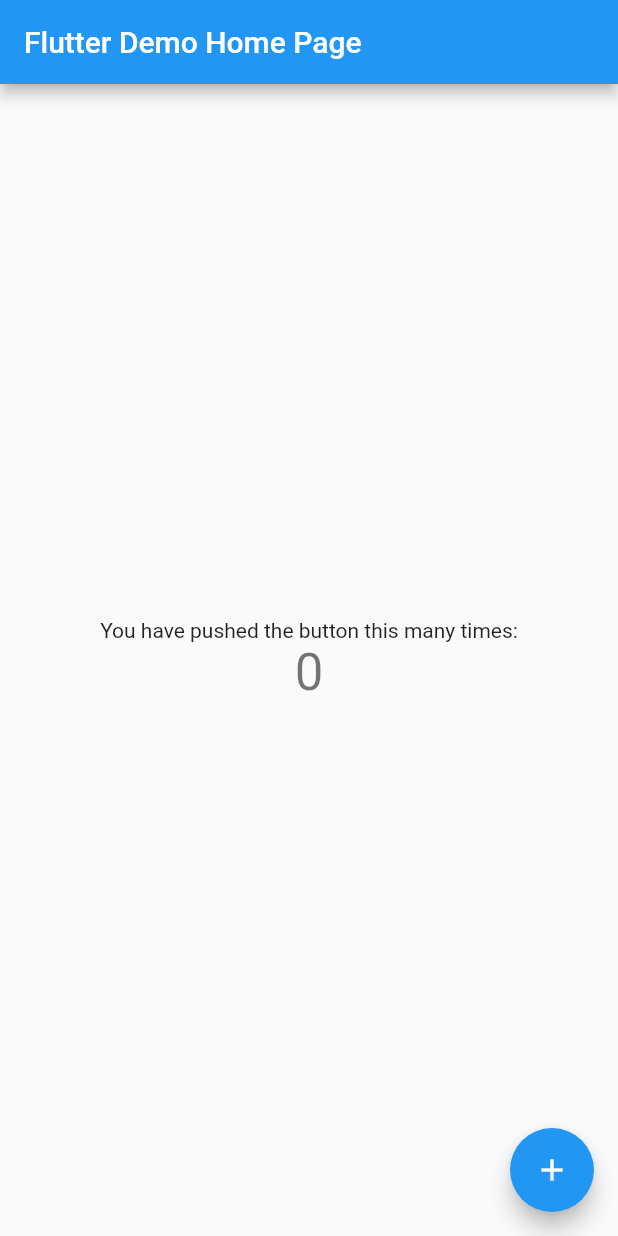
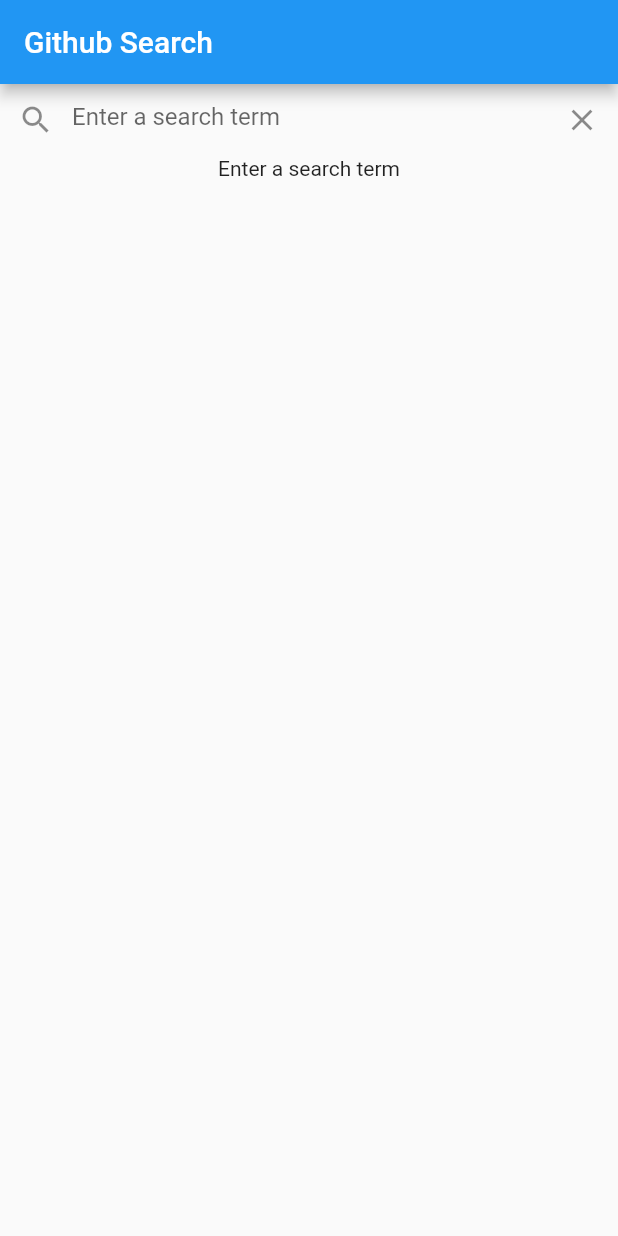
Before and after one commit to MishaAkram/flutter_github_search, a Flutter app: the screen it shows after launch, on a phone screen of 412 x 824 dp. Run offline on Flutter 3.47's test engine with Material 2 defaults, Android fonts, the phone set to English and light mode, and no system bars; our stand-ins replace bloc, equatable, flutter_bloc, stream_transform.

Commit message:
flutter github search complete code added

```diff
--- a/flutter_github_search/lib/main.dart
+++ b/flutter_github_search/lib/main.dart
@@ -1,115 +1,33 @@
 import 'package:flutter/material.dart';
+import 'package:flutter_bloc/flutter_bloc.dart';
+import 'package:common_github_search/common_github_search.dart';
+import 'package:flutter_github_search/search_form.dart';
 
 void main() {
-  runApp(const MyApp());
+  final GithubCache cache = GithubCache();
+  final GithubClient client = GithubClient();
+  final GithubRepository githubRepository =
+      GithubRepository(client: client, cache: cache);
+
+  runApp(App(githubRepository: githubRepository));
 }
 
-class MyApp extends StatelessWidget {
-  const MyApp({super.key});
+class App extends StatelessWidget {
+  const App({Key? key, required this.githubRepository}) : super(key: key);
 
-  // This widget is the root of your application.
+  final GithubRepository githubRepository;
+
   @override
   Widget build(BuildContext context) {
     return MaterialApp(
-      title: 'Flutter Demo',
-      theme: ThemeData(
-        // This is the theme of your application.
-        //
-        // Try running your application with "flutter run". You'll see the
-        // application has a blue toolbar. Then, without quitting the app, try
-        // changing the primarySwatch below to Colors.green and then invoke
-        // "hot reload" (press "r" in the console where you ran "flutter run",
-        // or simply save your changes to "hot reload" in a Flutter IDE).
-        // Notice that the counter didn't reset back to zero; the application
-        // is not restarted.
-        primarySwatch: Colors.blue,
+      title: 'Github Search',
+      home: Scaffold(
+        appBar: AppBar(title: const Text('Github Search')),
+        body: BlocProvider(
+          create: (_) => GithubSearchBloc(githubRepository: githubRepository),
+          child: SearchForm(),
+        ),
       ),
-      home: const MyHomePage(title: 'Flutter Demo Home Page'),
     );
   }
 }
-
-class MyHomePage extends StatefulWidget {
-  const MyHomePage({super.key, required this.title});
-
-  // This widget is the home page of your application. It is stateful, meaning
-  // that it has a State object (defined below) that contains fields that affect
-  // how it looks.
-
-  // This class is the configuration for the state. It holds the values (in this
-  // case the title) provided by the parent (in this case the App widget) and
-  // used by the build method of the State. Fields in a Widget subclass are
-  // always marked "final".
-
-  final String title;
-
-  @override
-  State<MyHomePage> createState() => _MyHomePageState();
-}
-
-class _MyHomePageState extends State<MyHomePage> {
-  int _counter = 0;
-
-  void _incrementCounter() {
-    setState(() {
-      // This call to setState tells the Flutter framework that something has
-      // changed in this State, which causes it to rerun the build method below
-      // so that the display can reflect the updated values. If we changed
-      // _counter without calling setState(), then the build method would not be
-      // called again, and so nothing would appear to happen.
-      _counter++;
-    });
-  }
-
-  @override
-  Widget build(BuildContext context) {
-    // This method is rerun every time setState is called, for instance as done
-    // by the _incrementCounter method above.
-    //
-    // The Flutter framework has been optimized to make rerunning build methods
-    // fast, so that you can just rebuild anything that needs updating rather
-    // than having to individually change instances of widgets.
-    return Scaffold(
-      appBar: AppBar(
-        // Here we take the value from the MyHomePage object that was created by
-        // the App.build method, and use it to set our appbar title.
-        title: Text(widget.title),
-      ),
-      body: Center(
-        // Center is a layout widget. It takes a single child and positions it
-        // in the middle of the parent.
-        child: Column(
-          // Column is also a layout widget. It takes a list of children and
-          // arranges them vertically. By default, it sizes itself to fit its
-          // children horizontally, and tries to be as tall as its parent.
-          //
-          // Invoke "debug painting" (press "p" in the console, choose the
-          // "Toggle Debug Paint" action from the Flutter Inspector in Android
-          // Studio, or the "Toggle Debug Paint" command in Visual Studio Code)
-          // to see the wireframe for each widget.
-          //
-          // Column has various properties to control how it sizes itself and
-          // how it positions its children. Here we use mainAxisAlignment to
-          // center the children vertically; the main axis here is the vertical
-          // axis because Columns are vertical (the cross axis would be
-          // horizontal).
-          mainAxisAlignment: MainAxisAlignment.center,
-          children: <Widget>[
-            const Text(
-              'You have pushed the button this many times:',
-            ),
-            Text(
-              '$_counter',
-              style: Theme.of(context).textTheme.headline4,
-            ),
-          ],
-        ),
-      ),
-      floatingActionButton: FloatingActionButton(
-        onPressed: _incrementCounter,
-        tooltip: 'Increment',
-        child: const Icon(Icons.add),
-      ), // This trailing comma makes auto-formatting nicer for build methods.
-    );
-  }
-}
--- /dev/null
+++ b/flutter_github_search/lib/search_form.dart
@@ -0,0 +1,120 @@
+import 'package:common_github_search/common_github_search.dart';
+import 'package:flutter/material.dart';
+import 'package:flutter_bloc/flutter_bloc.dart';
+import 'package:url_launcher/url_launcher.dart';
+
+class SearchForm extends StatelessWidget {
+  @override
+  Widget build(BuildContext context) {
+    return Column(
+      children: <Widget>[
+        _SearchBar(),
+        _SearchBody(),
+      ],
+    );
+  }
+}
+
+class _SearchBar extends StatefulWidget {
+  @override
+  State<_SearchBar> createState() => _SearchBarState();
+}
+
+class _SearchBarState extends State<_SearchBar> {
+  final _textController = TextEditingController();
+  late GithubSearchBloc _githubSearchBloc;
+  @override
+  void initState() {
+    super.initState();
+    _githubSearchBloc = context.read<GithubSearchBloc>();
+  }
+
+  @override
+  void dispose() {
+    _textController.dispose();
+    super.dispose();
+  }
+
+  @override
+  Widget build(BuildContext context) {
+    return TextField(
+      controller: _textController,
+      autocorrect: false,
+      onChanged: (text) {
+        _githubSearchBloc.add(TextChanged(text: text));
+      },
+      decoration: InputDecoration(
+        prefixIcon: const Icon(Icons.search),
+        suffixIcon: GestureDetector(
+          onTap: _onClearTapped,
+          child: const Icon(Icons.clear),
+        ),
+        border: InputBorder.none,
+        hintText: "Enter a search term",
+      ),
+    );
+  }
+
+  void _onClearTapped() {
+    _textController.text = "";
+    _githubSearchBloc.add(const TextChanged(text: ''));
+  }
+}
+
+class _SearchBody extends StatelessWidget {
+  @override
+  Widget build(BuildContext context) {
+    return BlocBuilder<GithubSearchBloc, GithubSearchState>(
+        builder: (context, state) {
+      if (state is SearchStateLoading) {
+        return CircularProgressIndicator();
+      }
+      if (state is SearchStateError) {
+        return Text(state.error);
+      }
+      if (state is SearchStateSuccess) {
+        return state.items.isEmpty
+            ? const Text("No Results")
+            : Expanded(child: _SearchResults(items: state.items));
+      }
+      return const Text("Enter a search term");
+    });
+  }
+}
+
+class _SearchResults extends StatelessWidget {
+  const _SearchResults({Key? key, required this.items}) : super(key: key);
+
+  final List<SearchResultItem> items;
+
+  @override
+  Widget build(BuildContext context) {
+    return ListView.builder(
+      itemCount: items.length,
+      itemBuilder: (BuildContext context, int index) {
+        return _SearchResultItem(item: items[index]);
+      },
+    );
+  }
+}
+
+class _SearchResultItem extends StatelessWidget {
+  const _SearchResultItem({Key? key, required this.item}) : super(key: key);
+
+  final SearchResultItem item;
+
+  @override
+  Widget build(BuildContext context) {
+    return ListTile(
+      leading: CircleAvatar(
+        child: Image.network(item.owner.avatarUrl),
+      ),
+      title: Text(item.fullName),
+      onTap: () async {
+        if (await canLaunch(item.htmlUrl)) {
+          await launch(item.htmlUrl);
+        }
+      },
+    );
+  }
+}
```
Also changed, not shown: 1 other file.
